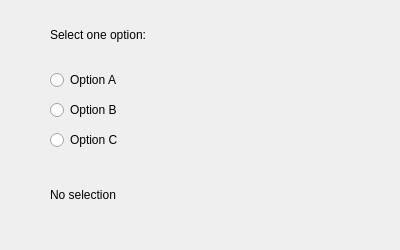
Qt form component/05/main.ui (matf-pp/Materials) before a commit.
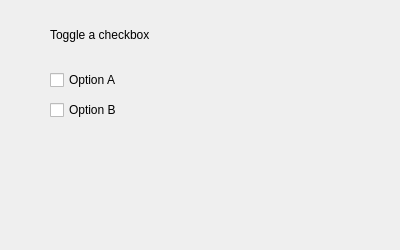
The same form after that commit.

The edit to the form file:
```diff
--- a/component/05/main.ui
+++ b/component/05/main.ui
@@ -26,11 +26,11 @@
      </rect>
     </property>
     <property name="text">
-     <string>Select one option:</string>
+     <string>Toggle a checkbox</string>
     </property>
    </widget>
 
-   <widget class="QRadioButton" name="radio_A">
+   <widget class="QCheckBox" name="checkBox_A">
     <property name="geometry">
      <rect>
       <x>50</x>
@@ -44,7 +44,7 @@
     </property>
    </widget>
 
-   <widget class="QRadioButton" name="radio_B">
+   <widget class="QCheckBox" name="checkBox_B">
     <property name="geometry">
      <rect>
       <x>50</x>
@@ -58,34 +58,6 @@
     </property>
    </widget>
 
-   <widget class="QRadioButton" name="radio_C">
-    <property name="geometry">
-     <rect>
-      <x>50</x>
-      <y>130</y>
-      <width>150</width>
-      <height>20</height>
-     </rect>
-    </property>
-    <property name="text">
-     <string>Option C</string>
-    </property>
-   </widget>
-
-   <widget class="QLabel" name="label_result">
-    <property name="geometry">
-     <rect>
-      <x>50</x>
-      <y>180</y>
-      <width>300</width>
-      <height>30</height>
-     </rect>
-    </property>
-    <property name="text">
-     <string>No selection</string>
-    </property>
-   </widget>
-
   </widget>
  </widget>
  <resources/>
```
Left out of the diff: 4 changed lines with no effect on the pictures.
